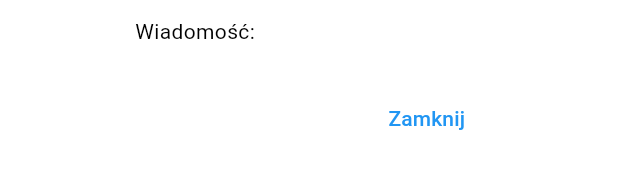
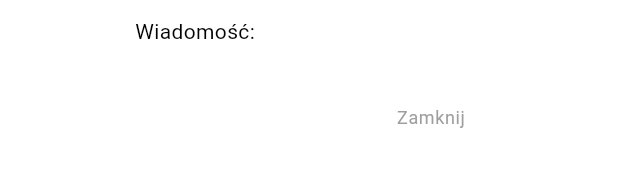
Before and after one commit to rkrawczyk98/qms-mobile, a Flutter app: the ErrorDetailsDialog widget shown alone on an empty page, opened directly with empty values, on a phone screen of 412 x 824 dp. Shown: the part 569-738 px from the top of the screen. Run offline on Flutter 3.47's test engine with Material 3 defaults, Android fonts, the phone set to English and light mode, and no system bars; our stand-ins replace auto_size_text, dio, flutter_riverpod, flutter_secure_storage, flutter_svg, google_fonts; accounts and stored records are empty; generated files the repository leaves out were written again; network calls fail.

Commit message:
EN:
- adding global timeouts for http connections
- fix on error details
- fix for login translation

PL:
- dodanie globalnych timeout-ów na połączenia http
- poprawka na detalach błędów
- poprawka tłumaczenia logowania

```diff
--- a/lib/data/services/api_service.dart
+++ b/lib/data/services/api_service.dart
@@ -12,6 +12,9 @@ class ApiService {
         'Content-Type':
             'application/json; charset=UTF-8',
       },
+      connectTimeout: const Duration(seconds: 5),
+      receiveTimeout: const Duration(seconds: 5),
+      sendTimeout: const Duration(seconds: 5)
     );
 
     // List of endpoints that should skip adding the Authorization header
--- a/lib/data/services/auth_service.dart
+++ b/lib/data/services/auth_service.dart
@@ -20,8 +20,7 @@ class AuthService {
         data: {
           'username': username,
           'password': password,
-        },
-        options: Options(sendTimeout: const Duration(seconds: 5)),
+        }
       );
 
       if (response.statusCode == 201 && response.data['access_token'] != null) {
--- a/lib/l10n/app_en.arb
+++ b/lib/l10n/app_en.arb
@@ -22,7 +22,7 @@
   "lightTheme": "Light Theme",
   "darkTheme": "Dark Theme",
   "theme": "Theme",
-  "loading": "Loading",
+  "loading": "Loading...",
   "loginFailed": "Login failed",
   "success": "Success!",
   "operationFailed": "Operation failed!",
--- a/lib/views/dialogs/error_details_dialog.dart
+++ b/lib/views/dialogs/error_details_dialog.dart
@@ -21,14 +21,14 @@ class ErrorDetailsDialog extends StatelessWidget {
         child: ListBody(
           children: <Widget>[
             Text(localizations.message(errorMessage)),
-            if (errorCode.isNotEmpty)
-              Text(localizations.errorCode(errorCode)),
+            if (errorCode.isNotEmpty) Text(localizations.errorCode(errorCode)),
           ],
         ),
       ),
       actions: <Widget>[
         TextButton(
-          child: Text(localizations.close),
+          child: Text(localizations.close,
+              style: Theme.of(context).textTheme.bodySmall),
           onPressed: () {
             Navigator.of(context).pop();
           },
```
